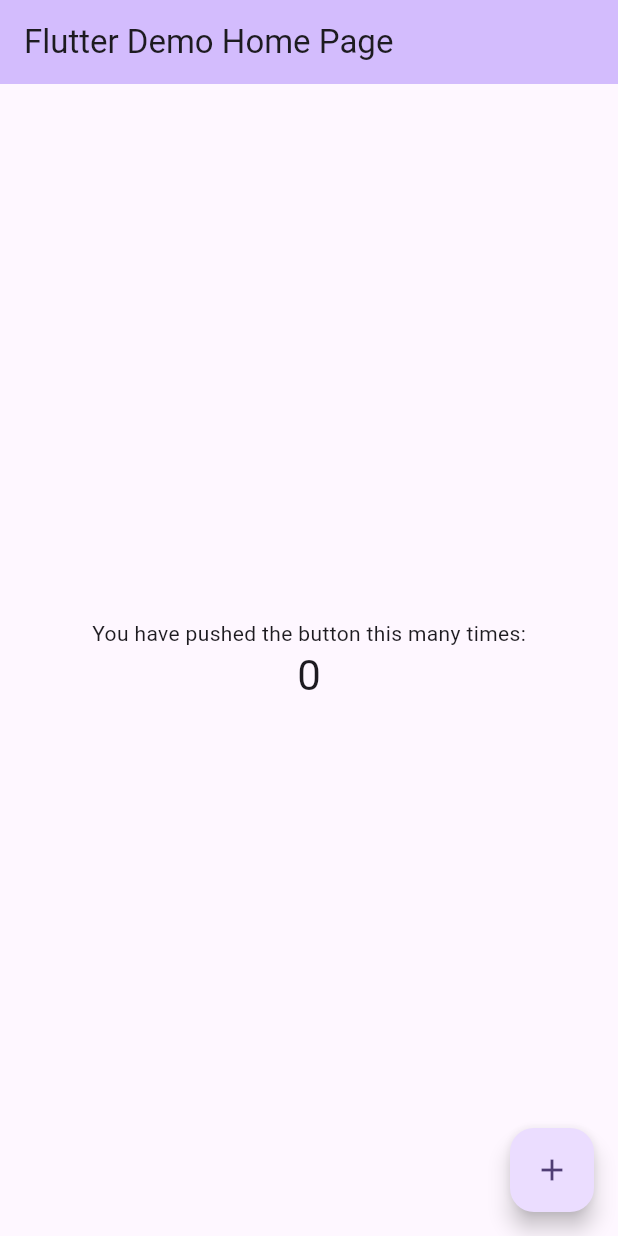
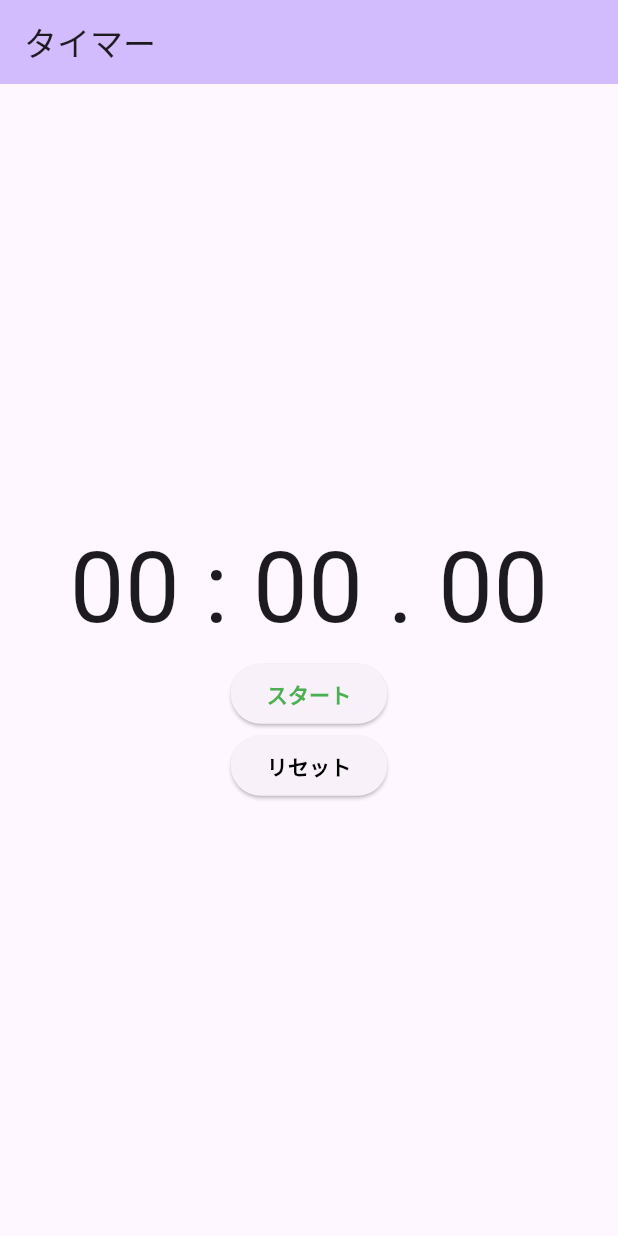
Before and after one commit to yambaru-hackathon/yukinari_oshiro_homework, a Flutter app: the screen it shows after launch, on a phone screen of 412 x 824 dp. Run offline on Flutter 3.47's test engine with Material 3 defaults, Android fonts, the phone set to English and light mode, and no system bars.

```diff
--- a/lib/main.dart
+++ b/lib/main.dart
@@ -1,4 +1,7 @@
+import 'dart:async';
 import 'package:flutter/material.dart';
+import 'package:intl/intl.dart';
+import 'next_page.dart';
 
 void main() {
   runApp(const MyApp());
@@ -13,40 +16,17 @@ class MyApp extends StatelessWidget {
     return MaterialApp(
       title: 'Flutter Demo',
       theme: ThemeData(
-        // This is the theme of your application.
-        //
-        // TRY THIS: Try running your application with "flutter run". You'll see
-        // the application has a purple toolbar. Then, without quitting the app,
-        // try changing the seedColor in the colorScheme below to Colors.green
-        // and then invoke "hot reload" (save your changes or press the "hot
-        // reload" button in a Flutter-supported IDE, or press "r" if you used
-        // the command line to start the app).
-        //
-        // Notice that the counter didn't reset back to zero; the application
-        // state is not lost during the reload. To reset the state, use hot
-        // restart instead.
-        //
-        // This works for code too, not just values: Most code changes can be
-        // tested with just a hot reload.
         colorScheme: ColorScheme.fromSeed(seedColor: Colors.deepPurple),
         useMaterial3: true,
       ),
-      home: const MyHomePage(title: 'Flutter Demo Home Page'),
+      home: const MyHomePage(title: 'タイマー'),
     );
   }
 }
 
 class MyHomePage extends StatefulWidget {
+  // titleを外から貰ってきてstringに代入
   const MyHomePage({super.key, required this.title});
-
-  // This widget is the home page of your application. It is stateful, meaning
-  // that it has a State object (defined below) that contains fields that affect
-  // how it looks.
-
-  // This class is the configuration for the state. It holds the values (in this
-  // case the title) provided by the parent (in this case the App widget) and
-  // used by the build method of the State. Fields in a Widget subclass are
-  // always marked "final".
 
   final String title;
 
@@ -55,71 +35,116 @@ class MyHomePage extends StatefulWidget {
 }
 
 class _MyHomePageState extends State<MyHomePage> {
-  int _counter = 0;
+  int _second = 0;
+  int _minute = 0;
+  int _millisecond = 0;
+  // ?つけるとデフォルトでNULL
+  Timer? _timer;
+  bool _isRunning = false;
+
+  @override
+  // 最初に呼び出される関数
+  void initState() {
+    super.initState();
+  }
 
   void _incrementCounter() {
     setState(() {
-      // This call to setState tells the Flutter framework that something has
-      // changed in this State, which causes it to rerun the build method below
-      // so that the display can reflect the updated values. If we changed
-      // _counter without calling setState(), then the build method would not be
-      // called again, and so nothing would appear to happen.
-      _counter++;
+      _second++;
     });
   }
 
   @override
   Widget build(BuildContext context) {
-    // This method is rerun every time setState is called, for instance as done
-    // by the _incrementCounter method above.
-    //
-    // The Flutter framework has been optimized to make rerunning build methods
-    // fast, so that you can just rebuild anything that needs updating rather
-    // than having to individually change instances of widgets.
     return Scaffold(
       appBar: AppBar(
-        // TRY THIS: Try changing the color here to a specific color (to
-        // Colors.amber, perhaps?) and trigger a hot reload to see the AppBar
-        // change color while the other colors stay the same.
         backgroundColor: Theme.of(context).colorScheme.inversePrimary,
-        // Here we take the value from the MyHomePage object that was created by
-        // the App.build method, and use it to set our appbar title.
         title: Text(widget.title),
       ),
       body: Center(
-        // Center is a layout widget. It takes a single child and positions it
-        // in the middle of the parent.
         child: Column(
-          // Column is also a layout widget. It takes a list of children and
-          // arranges them vertically. By default, it sizes itself to fit its
-          // children horizontally, and tries to be as tall as its parent.
-          //
-          // Column has various properties to control how it sizes itself and
-          // how it positions its children. Here we use mainAxisAlignment to
-          // center the children vertically; the main axis here is the vertical
-          // axis because Columns are vertical (the cross axis would be
-          // horizontal).
-          //
-          // TRY THIS: Invoke "debug painting" (choose the "Toggle Debug Paint"
-          // action in the IDE, or press "p" in the console), to see the
-          // wireframe for each widget.
+          // センターに配置する
           mainAxisAlignment: MainAxisAlignment.center,
-          children: <Widget>[
-            const Text(
-              'You have pushed the button this many times:',
+          children: [
+            Text(
+              '${_formatNuber(_minute)} : ${_formatNuber(_second)} . ${_formatNuber(_millisecond)}',
+              style: TextStyle(fontSize: 65),
             ),
-            Text(
-              '$_counter',
-              style: Theme.of(context).textTheme.headlineMedium,
+            ElevatedButton(
+              onPressed: () {
+                toggleTimer();
+              },
+              // ? tureの処理　falseの処理
+              child: Text(_isRunning ? 'ストップ' : 'スタート',
+              style: TextStyle(color: _isRunning ? Colors.red : Colors.green,
+              fontWeight: FontWeight.bold),
+              ),
+            ),
+            ElevatedButton(
+              onPressed: () {
+                resetTimer();
+              },
+              // ? tureの処理　falseの処理
+              child: Text(
+              'リセット',
+                style: TextStyle(color:Colors.black,
+                fontWeight: FontWeight.bold),
+              ),
             ),
           ],
         ),
       ),
-      floatingActionButton: FloatingActionButton(
-        onPressed: _incrementCounter,
-        tooltip: 'Increment',
-        child: const Icon(Icons.add),
-      ), // This trailing comma makes auto-formatting nicer for build methods.
     );
   }
+
+  String _formatNuber(int number) {
+    return NumberFormat('00').format(number);
+  }
+
+  void toggleTimer(){
+    if (_isRunning){
+      _timer?.cancel();
+    }
+    else{
+      _timer = Timer.periodic(
+        const Duration(milliseconds: 10),
+        (timer) {
+          setState(() {
+            _millisecond++;
+            if (_millisecond > 100){
+              _millisecond = 0;
+              _second++;
+            }
+            if(_second > 60){
+              _second = 0;
+              _minute++;
+            }
+            if(_minute == 1 && _millisecond == 0){
+              _timer?.cancel();
+              _isRunning = false;
+
+              Navigator.push(
+                context,
+                MaterialPageRoute(builder: (context) => NextPage()),
+              );
+            }
+          });
+        },
+      );
+    }
+    setState(() {
+      // 逆にする
+      _isRunning = !_isRunning;
+    });
+  }
+
+  void resetTimer() {
+    _timer?.cancel();
+    setState(() {
+      _second = 0;
+      _millisecond = 0;
+      _minute = 0;
+      _isRunning = false;
+    });
+  }
 }
--- a/pubspec.yaml
+++ b/pubspec.yaml
@@ -1,4 +1,4 @@
-name: sample
+name: timer_app
 description: "A new Flutter project."
 # The following line prevents the package from being accidentally published to
 # pub.dev using `flutter pub publish`. This is preferred for private packages.
@@ -30,6 +30,7 @@ environment:
 dependencies:
   flutter:
     sdk: flutter
+  intl: ^0.19.0
 
 
   # The following adds the Cupertino Icons font to your application.
```
Also changed, not shown: lib/next_page.dart (added, +20 -0 lines), pubspec.lock, 1 other file.
